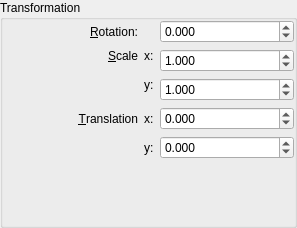
The window that AttributeWidgets/transformationwidget.ui (oVooVo/Splines) describes before a commit, drawn with Qt 5.
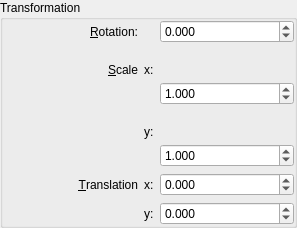
The same window after the commit.

The edit to the form file:
```diff
--- a/AttributeWidgets/transformationwidget.ui
+++ b/AttributeWidgets/transformationwidget.ui
@@ -243,19 +243,6 @@
         </item>
        </layout>
       </item>
-      <item>
-       <spacer name="verticalSpacer">
-        <property name="orientation">
-         <enum>Qt::Vertical</enum>
-        </property>
-        <property name="sizeHint" stdset="0">
-         <size>
-          <width>20</width>
-          <height>55</height>
-         </size>
-        </property>
-       </spacer>
-      </item>
      </layout>
     </widget>
    </item>
```
